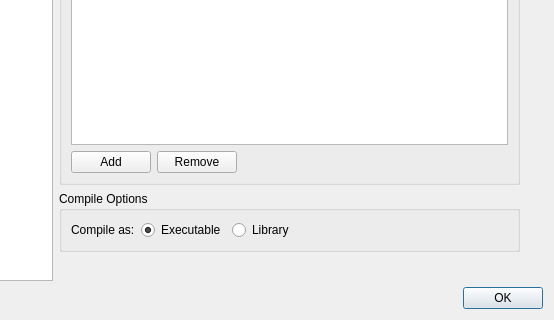
The window that ui/ProjectSettingsDialog.ui (kipr/kiss) describes before a commit, drawn with Qt 5; both pictures show x 120 to 674 and y 120 to 440 of the 674 by 440 pixel window.
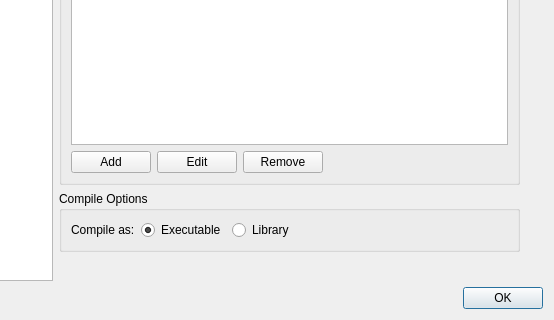
The same window after the commit.

Diff of the .ui file:
```diff
--- a/ui/ProjectSettingsDialog.ui
+++ b/ui/ProjectSettingsDialog.ui
@@ -93,6 +93,13 @@
                  </property>
                 </widget>
                </item>
+               <item>
+                <widget class="QPushButton" name="ui_buttonEditSetting">
+                 <property name="text">
+                  <string>Edit</string>
+                 </property>
+                </widget>
+               </item>
                <item>
                 <widget class="QPushButton" name="ui_buttonRemoveSetting">
                  <property name="text">
```
Left out of the diff: 3 changed lines with no effect on the pictures.
